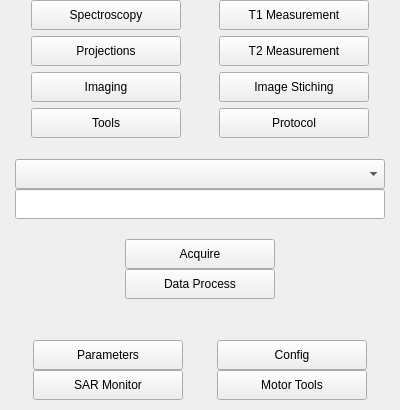
The window that Applications/relax2/ui/mainwindow.ui (OpenMRI/ocra) describes before a commit, drawn with Qt 5.
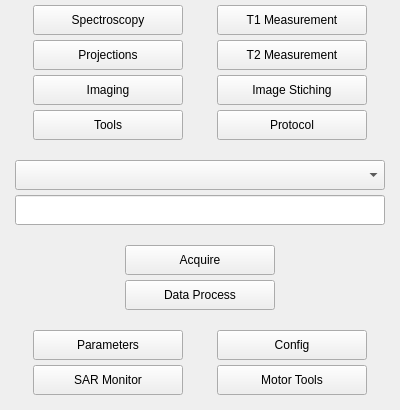
The same window after the commit. Icons and pictures are not drawn.

The edit to the form file:
```diff
--- a/Applications/relax2/ui/mainwindow.ui
+++ b/Applications/relax2/ui/mainwindow.ui
@@ -94,8 +94,20 @@
         <property name="sizeConstraint">
          <enum>QLayout::SetDefaultConstraint</enum>
         </property>
+        <property name="leftMargin">
+         <number>5</number>
+        </property>
+        <property name="topMargin">
+         <number>5</number>
+        </property>
+        <property name="rightMargin">
+         <number>5</number>
+        </property>
+        <property name="bottomMargin">
+         <number>5</number>
+        </property>
         <property name="spacing">
-         <number>6</number>
+         <number>5</number>
         </property>
         <item row="0" column="1" alignment="Qt::AlignHCenter">
          <widget class="QPushButton" name="Mode_Spectroscopy_pushButton">
@@ -295,6 +307,21 @@
       </item>
       <item>
        <layout class="QGridLayout" name="gridLayout_2">
+        <property name="leftMargin">
+         <number>5</number>
+        </property>
+        <property name="topMargin">
+         <number>5</number>
+        </property>
+        <property name="rightMargin">
+         <number>5</number>
+        </property>
+        <property name="bottomMargin">
+         <number>5</number>
+        </property>
+        <property name="spacing">
+         <number>5</number>
+        </property>
         <item row="1" column="0">
          <widget class="QComboBox" name="Sequence_comboBox">
           <property name="minimumSize">
@@ -357,6 +384,21 @@
       </item>
       <item>
        <layout class="QGridLayout" name="gridLayout_6">
+        <property name="leftMargin">
+         <number>5</number>
+        </property>
+        <property name="topMargin">
+         <number>5</number>
+        </property>
+        <property name="rightMargin">
+         <number>5</number>
+        </property>
+        <property name="bottomMargin">
+         <number>5</number>
+        </property>
+        <property name="spacing">
+         <number>5</number>
+        </property>
         <item row="2" column="0">
          <widget class="QPushButton" name="Acquire_pushButton">
           <property name="minimumSize">
@@ -403,7 +445,7 @@
           <property name="sizeHint" stdset="0">
            <size>
             <width>20</width>
-            <height>20</height>
+            <height>10</height>
            </size>
           </property>
          </spacer>
@@ -412,6 +454,21 @@
       </item>
       <item>
        <layout class="QGridLayout" name="gridLayout_3">
+        <property name="leftMargin">
+         <number>5</number>
+        </property>
+        <property name="topMargin">
+         <number>5</number>
+        </property>
+        <property name="rightMargin">
+         <number>5</number>
+        </property>
+        <property name="bottomMargin">
+         <number>5</number>
+        </property>
+        <property name="spacing">
+         <number>5</number>
+        </property>
         <item row="0" column="2">
          <spacer name="horizontalSpacer_5">
           <property name="orientation">
```
